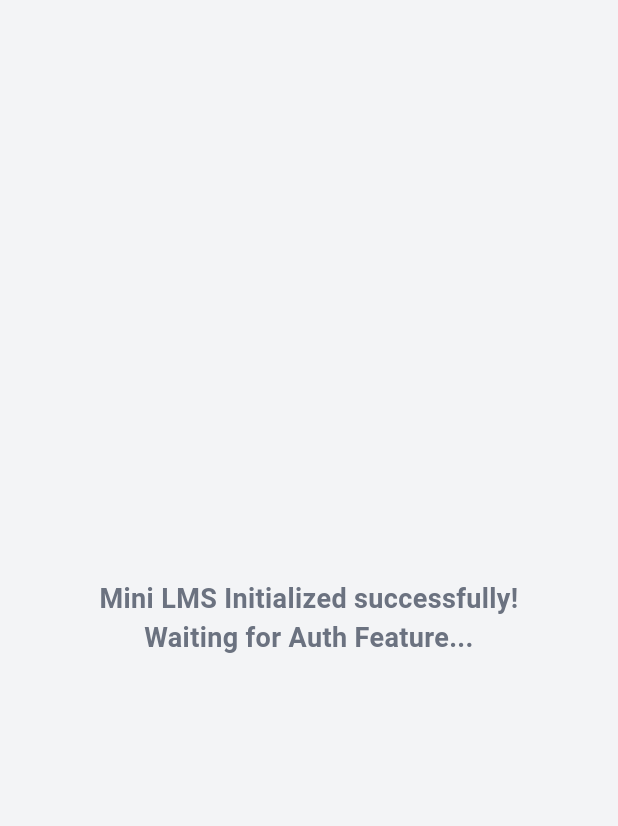
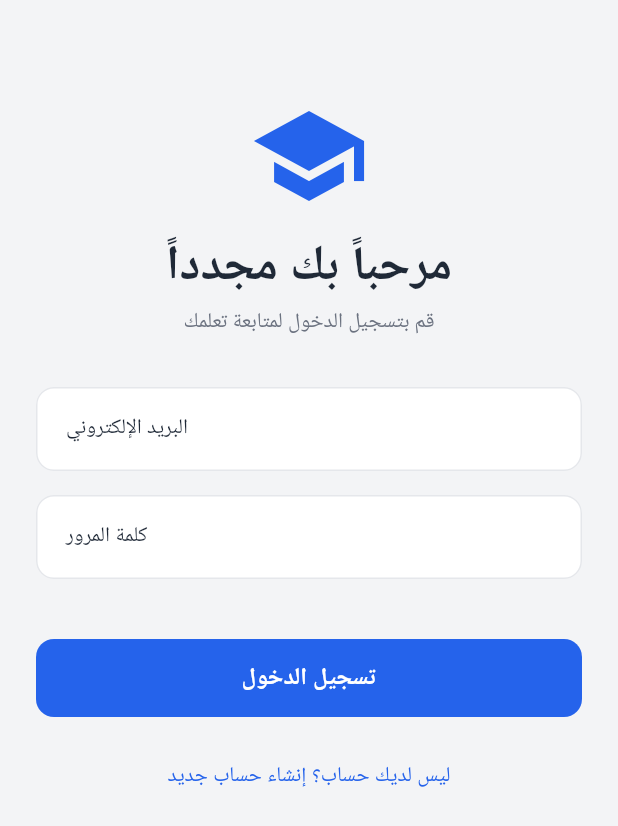
Before and after one commit to IBRHMHMDY/MiniLMS-App, a Flutter app: the screen it shows after launch, on a phone screen of 412 x 824 dp. Shown: the top 826 px of the screen. Run offline on Flutter 3.47's test engine with Material 3 defaults, Android fonts, the phone set to English and light mode, and no system bars; our stand-ins replace dartz, dio, equatable, flutter_bloc, flutter_secure_storage, get_it and 1 more.

Commit message:
feat(auth): implement clean architecture auth feature with login and register screens, blocs, and core widgets

```diff
--- a/lib/core/routes/app_router.dart
+++ b/lib/core/routes/app_router.dart
@@ -1,20 +1,26 @@
-import 'package:flutter/material.dart';
+import 'package:flutter_bloc/flutter_bloc.dart';
 import 'package:go_router/go_router.dart';
+import '../../features/auth/presentation/bloc/auth_bloc.dart';
+import '../../features/auth/presentation/screens/login_screen.dart';
+import '../../features/auth/presentation/screens/register_screen.dart';
+import '../../injection/injection_container.dart';
 
 class AppRouter {
   static final GoRouter router = GoRouter(
-    initialLocation: '/',
+    initialLocation: '/login',
     routes: [
       GoRoute(
-        path: '/',
-        builder: (context, state) => const Scaffold(
-          body: Center(
-            child: Text(
-              'Mini LMS Initialized successfully!\nWaiting for Auth Feature...',
-              textAlign: TextAlign.center,
-              style: TextStyle(fontSize: 18, fontWeight: FontWeight.bold),
-            ),
-          ),
+        path: '/login',
+        builder: (context, state) => BlocProvider(
+          create: (_) => sl<AuthBloc>(),
+          child: const LoginScreen(),
+        ),
+      ),
+      GoRoute(
+        path: '/register',
+        builder: (context, state) => BlocProvider(
+          create: (_) => sl<AuthBloc>(),
+          child: const RegisterScreen(),
         ),
       ),
     ],
--- /dev/null
+++ b/lib/core/widgets/custom_button.dart
@@ -0,0 +1,31 @@
+import 'package:flutter/material.dart';
+
+class CustomButton extends StatelessWidget {
+  final String text;
+  final VoidCallback onPressed;
+  final bool isLoading;
+
+  const CustomButton({
+    super.key,
+    required this.text,
+    required this.onPressed,
+    this.isLoading = false,
+  });
+
+  @override
+  Widget build(BuildContext context) {
+    return ElevatedButton(
+      onPressed: isLoading ? null : onPressed,
+      child: isLoading
+          ? const SizedBox(
+              height: 24,
+              width: 24,
+              child: CircularProgressIndicator(
+                color: Colors.white,
+                strokeWidth: 2,
+              ),
+            )
+          : Text(text),
+    );
+  }
+}
--- /dev/null
+++ b/lib/core/widgets/custom_text_field.dart
@@ -0,0 +1,34 @@
+import 'package:flutter/material.dart';
+
+class CustomTextField extends StatelessWidget {
+  final TextEditingController controller;
+  final String label;
+  final String hint;
+  final bool isPassword;
+  final TextInputType keyboardType;
+  final String? Function(String?)? validator;
+
+  const CustomTextField({
+    super.key,
+    required this.controller,
+    required this.label,
+    required this.hint,
+    this.isPassword = false,
+    this.keyboardType = TextInputType.text,
+    this.validator,
+  });
+
+  @override
+  Widget build(BuildContext context) {
+    return Padding(
+      padding: const EdgeInsets.only(bottom: 16.0),
+      child: TextFormField(
+        controller: controller,
+        obscureText: isPassword,
+        keyboardType: keyboardType,
+        validator: validator,
+        decoration: InputDecoration(labelText: label, hintText: hint),
+      ),
+    );
+  }
+}
--- /dev/null
+++ b/lib/features/auth/domain/entities/user_entity.dart
@@ -0,0 +1,18 @@
+import 'package:equatable/equatable.dart';
+
+class UserEntity extends Equatable {
+  final int id;
+  final String name;
+  final String email;
+  final List<String> roles;
+
+  const UserEntity({
+    required this.id,
+    required this.name,
+    required this.email,
+    required this.roles,
+  });
+
+  @override
+  List<Object?> get props => [id, name, email, roles];
+}
--- /dev/null
+++ b/lib/features/auth/domain/usecases/login_usecase.dart
@@ -0,0 +1,17 @@
+import 'package:dartz/dartz.dart';
+import '../../../../core/error/failures.dart';
+import '../entities/user_entity.dart';
+import '../repositories/auth_repository.dart';
+
+class LoginUseCase {
+  final AuthRepository repository;
+
+  LoginUseCase(this.repository);
+
+  Future<Either<Failure, UserEntity>> call(
+    String email,
+    String password,
+  ) async {
+    return await repository.login(email, password);
+  }
+}
--- /dev/null
+++ b/lib/features/auth/presentation/bloc/auth_event.dart
@@ -0,0 +1,35 @@
+import 'package:equatable/equatable.dart';
+
+abstract class AuthEvent extends Equatable {
+  const AuthEvent();
+
+  @override
+  List<Object> get props => [];
+}
+
+class LoginRequested extends AuthEvent {
+  final String email;
+  final String password;
+
+  const LoginRequested({required this.email, required this.password});
+
+  @override
+  List<Object> get props => [email, password];
+}
+
+class RegisterRequested extends AuthEvent {
+  final String name;
+  final String email;
+  final String password;
+  final String passwordConfirmation;
+
+  const RegisterRequested({
+    required this.name,
+    required this.email,
+    required this.password,
+    required this.passwordConfirmation,
+  });
+
+  @override
+  List<Object> get props => [name, email, password, passwordConfirmation];
+}
--- /dev/null
+++ b/lib/features/auth/presentation/bloc/auth_state.dart
@@ -0,0 +1,32 @@
+import 'package:equatable/equatable.dart';
+import '../../domain/entities/user_entity.dart';
+
+abstract class AuthState extends Equatable {
+  const AuthState();
+
+  @override
+  List<Object?> get props => [];
+}
+
+class AuthInitial extends AuthState {}
+
+class AuthLoading extends AuthState {}
+
+class AuthSuccess extends AuthState {
+  final UserEntity user;
+
+  const AuthSuccess({required this.user});
+
+  @override
+  List<Object> get props => [user];
+}
+
+class AuthFailure extends AuthState {
+  final String message;
+  final Map<String, dynamic>? errors;
+
+  const AuthFailure({required this.message, this.errors});
+
+  @override
+  List<Object?> get props => [message, errors];
+}
--- /dev/null
+++ b/lib/features/auth/presentation/screens/login_screen.dart
@@ -0,0 +1,106 @@
+import 'package:flutter/material.dart';
+import 'package:flutter_bloc/flutter_bloc.dart';
+import 'package:go_router/go_router.dart';
+import '../../../../core/widgets/custom_button.dart';
+import '../../../../core/widgets/custom_text_field.dart';
+import '../bloc/auth_bloc.dart';
+import '../bloc/auth_event.dart';
+import '../bloc/auth_state.dart';
+import '../widgets/auth_header.dart';
+
+class LoginScreen extends StatefulWidget {
+  const LoginScreen({super.key});
+
+  @override
+  State<LoginScreen> createState() => _LoginScreenState();
+}
+
+class _LoginScreenState extends State<LoginScreen> {
+  final _formKey = GlobalKey<FormState>();
+  final _emailController = TextEditingController();
+  final _passwordController = TextEditingController();
+
+  @override
+  void dispose() {
+    _emailController.dispose();
+    _passwordController.dispose();
+    super.dispose();
+  }
+
+  void _submit() {
+    if (_formKey.currentState!.validate()) {
+      context.read<AuthBloc>().add(
+        LoginRequested(
+          email: _emailController.text,
+          password: _passwordController.text,
+        ),
+      );
+    }
+  }
+
+  @override
+  Widget build(BuildContext context) {
+    return Scaffold(
+      body: SafeArea(
+        child: BlocConsumer<AuthBloc, AuthState>(
+          listener: (context, state) {
+            if (state is AuthSuccess) {
+              ScaffoldMessenger.of(context).showSnackBar(
+                const SnackBar(content: Text('تم تسجيل الدخول بنجاح!')),
+              );
+              // TODO: Navigate to Home
+            } else if (state is AuthFailure) {
+              ScaffoldMessenger.of(context).showSnackBar(
+                SnackBar(
+                  content: Text(state.message),
+                  backgroundColor: Colors.red,
+                ),
+              );
+            }
+          },
+          builder: (context, state) {
+            return SingleChildScrollView(
+              padding: const EdgeInsets.all(24.0),
+              child: Form(
+                key: _formKey,
+                child: Column(
+                  children: [
+                    const AuthHeader(
+                      title: 'مرحباً بك مجدداً',
+                      subtitle: 'قم بتسجيل الدخول لمتابعة تعلمك',
+                    ),
+                    CustomTextField(
+                      controller: _emailController,
+                      label: 'البريد الإلكتروني',
+                      hint: 'example@domain.com',
+                      keyboardType: TextInputType.emailAddress,
+                      validator: (value) => value!.isEmpty ? 'مطلوب' : null,
+                    ),
+                    CustomTextField(
+                      controller: _passwordController,
+                      label: 'كلمة المرور',
+                      hint: '******',
+                      isPassword: true,
+                      validator: (value) => value!.isEmpty ? 'مطلوب' : null,
+                    ),
+                    const SizedBox(height: 24),
+                    CustomButton(
+                      text: 'تسجيل الدخول',
+                      onPressed: _submit,
+                      isLoading: state is AuthLoading,
+                    ),
+                    const SizedBox(height: 16),
+                    TextButton(
+                      onPressed: () => context.push('/register'),
+                      child: const Text('ليس لديك حساب؟ إنشاء حساب جديد'),
+                    ),
+                  ],
+                ),
+              ),
+            );
+          },
+        ),
+      ),
+    );
+  }
+}
--- /dev/null
+++ b/lib/features/auth/presentation/widgets/auth_header.dart
@@ -0,0 +1,24 @@
+import 'package:flutter/material.dart';
+
+class AuthHeader extends StatelessWidget {
+  final String title;
+  final String subtitle;
+
+  const AuthHeader({super.key, required this.title, required this.subtitle});
+
+  @override
+  Widget build(BuildContext context) {
+    return Column(
+      crossAxisAlignment: CrossAxisAlignment.center,
+      children: [
+        const SizedBox(height: 40),
+        const Icon(Icons.school, size: 80, color: Color(0xFF2563EB)),
+        const SizedBox(height: 16),
+        Text(title, style: Theme.of(context).textTheme.displayLarge),
+        const SizedBox(height: 8),
+        Text(subtitle, style: Theme.of(context).textTheme.bodyMedium),
+        const SizedBox(height: 32),
+      ],
+    );
+  }
+}
--- a/pubspec.yaml
+++ b/pubspec.yaml
@@ -40,6 +40,7 @@ dependencies:
   flutter_secure_storage: ^10.0.0
   get_it: ^9.2.1
   equatable: ^2.0.8
+  dartz: ^0.10.1
 
 dev_dependencies:
   flutter_test:
```
Also changed, not shown: lib/features/auth/data/datasources/auth_remote_data_source.dart (added, +57 -0 lines), lib/features/auth/data/models/user_model.dart (added, +19 -0 lines), lib/features/auth/data/repositories/auth_repository_impl.dart (added, +49 -0 lines), lib/features/auth/domain/repositories/auth_repository.dart (added, +13 -0 lines), lib/features/auth/domain/usecases/register_usecase.dart (added, +24 -0 lines), lib/features/auth/presentation/bloc/auth_bloc.dart (added, +49 -0 lines), lib/features/auth/presentation/screens/register_screen.dart (added, +127 -0 lines), lib/injection/injection_container.dart (+28 -4 lines), pubspec.lock.
